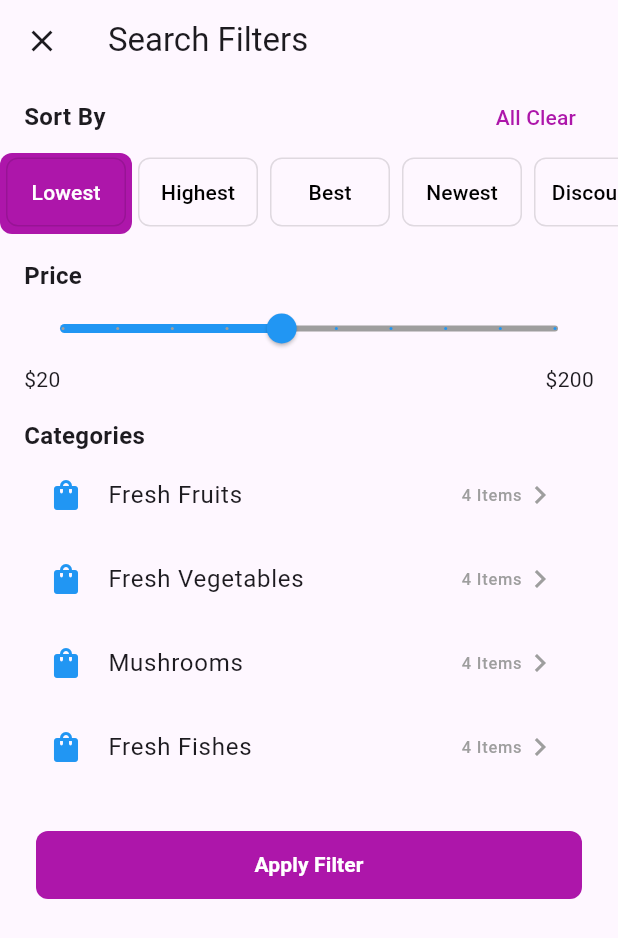
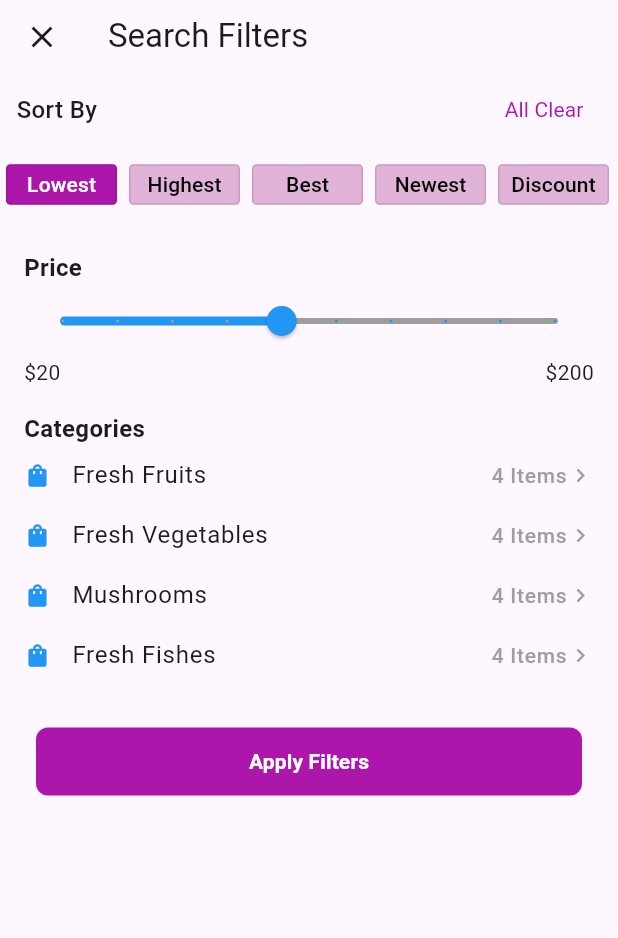
Before and after one commit to avioops/closet_ui, a Flutter app: the screen it shows after launch, on a phone screen of 412 x 824 dp. Shown: the top 938 px of the screen. Run offline on Flutter 3.47's test engine with Material 3 defaults, Android fonts, the phone set to English and light mode, and no system bars; our stand-ins replace dropdown_search, google_fonts.

Commit message:
Selected tabs color change and final touch to filters page UI

```diff
--- a/lib/ui/filter_page.dart
+++ b/lib/ui/filter_page.dart
@@ -6,8 +6,10 @@ class FilterPage extends StatefulWidget {
   _FilterPageState createState() => _FilterPageState();
 }
 
-class _FilterPageState extends State<FilterPage> {
+class _FilterPageState extends State<FilterPage>
+    with SingleTickerProviderStateMixin {
   double _priceValue = 100;
+  late TabController _tabController; // Declare TabController
 
   final List<String> tabTitles = [
     "Lowest",
@@ -27,10 +29,27 @@ class _FilterPageState extends State<FilterPage> {
   ];
 
   @override
+  void initState() {
+    super.initState();
+    _tabController = TabController(length: tabTitles.length, vsync: this);
+
+    // Add a listener to the TabController to update the UI on index change
+    _tabController.addListener(() {
+      if (_tabController.indexIsChanging) {
+        setState(() {});
+      }
+    });
+  }
+
+  @override
+  void dispose() {
+    _tabController.dispose(); // Dispose the TabController
+    super.dispose();
+  }
+
+  @override
   Widget build(BuildContext context) {
-    return DefaultTabController(
-      length: tabTitles.length,
-      child: Scaffold(
+    return Scaffold(
       appBar: AppBar(
         title: Text("Search Filters"),
         leading: IconButton(
@@ -38,14 +57,11 @@ class _FilterPageState extends State<FilterPage> {
           onPressed: () => Navigator.pop(context),
         ),
         bottom: PreferredSize(
-            preferredSize: Size.fromHeight(
-              100,
-            ), // Adjusted height for the space
+          preferredSize: Size.fromHeight(95),
           child: Column(
             children: [
-                // Row for "Sort By" and "All Clear"
               Padding(
-                  padding: const EdgeInsets.symmetric(horizontal: 16.0),
+                padding: const EdgeInsets.symmetric(horizontal: 11.0),
                 child: Row(
                   mainAxisAlignment: MainAxisAlignment.spaceBetween,
                   children: [
@@ -53,38 +69,42 @@ class _FilterPageState extends State<FilterPage> {
                       "Sort By",
                       style: TextStyle(
                         fontSize: 16,
-                          fontWeight: FontWeight.bold,
+                        fontWeight: FontWeight.w500,
                       ),
                     ),
                     TextButton(
                       onPressed: () {},
                       child: Text(
                         "All Clear",
-                          style: TextStyle(color: Color(0xFFAD16AA)),
+                        style: TextStyle(
+                          color: Color(0xFFAD16AA),
+                          fontSize: 14,
+                          fontWeight: FontWeight.w400,
+                        ),
                       ),
                     ),
                   ],
                 ),
               ),
-                // TabBar
+              // TabBar with the controller set to _tabController
               Container(
-                  // color: Color(0xFFFFDBFE),
                 child: TabBar(
+                  dividerColor: Colors.transparent,
+                  controller: _tabController, // Using the TabController
                   tabAlignment: TabAlignment.start,
-                    dividerColor: Colors.transparent,
-                    isScrollable: true, // Disable scrolling for fixed width
-                    labelPadding: EdgeInsets.zero, // Remove default padding
-                    labelColor: Colors.white, // Color for selected tab
+                  isScrollable: true,
+                  labelPadding: EdgeInsets.zero,
+                  labelColor: Colors.white, // Color for selected tab text
                   unselectedLabelColor:
-                        Colors.black, // Color for unselected tab
+                      Colors.black, // Color for unselected tab text
                   indicator: BoxDecoration(
-                      color: Color(0xFFAD16AA), // Selected tab color
-                      borderRadius: BorderRadius.circular(
-                        8,
-                      ), // Rounded corners for indicator
+                    color:
+                        Colors
+                            .transparent, // Transparent indicator (we'll handle it manually)
                   ),
                   tabs:
                       tabTitles.map((title) {
+                        int index = tabTitles.indexOf(title);
                         return Padding(
                           padding: const EdgeInsets.only(
                             top: 3,
@@ -94,23 +114,38 @@ class _FilterPageState extends State<FilterPage> {
                           ),
                           child: Tab(
                             child: Container(
-                                alignment:
-                                    Alignment.center, // Center text in the tab
-                                width: 80, // Fixed width for each tab
+                              alignment: Alignment.center,
+                              width: 74,
+                              height: 27,
                               decoration: BoxDecoration(
                                 border: Border.all(
                                   color: Colors.black12,
                                   width: 1,
-                                  ), // Border for partition
-                                  borderRadius: BorderRadius.circular(
-                                    8,
-                                  ), // Rounded corners
                                 ),
-                                child: Text(title), // Tab title text
+                                borderRadius: BorderRadius.circular(3),
+                                // Conditional background color for selected/unselected tabs
+                                color:
+                                    _tabController.index == index
+                                        ? Color(
+                                          0xFFAD16AA,
+                                        ) // Full purple for selected tab
+                                        : Color(
+                                          0xFFE1B3D9,
+                                        ), // Light purple for unselected tabs
+                              ),
+                              child: Text(
+                                title,
+                                style: TextStyle(
+                                  color:
+                                      _tabController.index == index
+                                          ? Colors.white
+                                          : Colors.black,
+                                ),
+                              ),
                             ),
                           ),
                         );
-                        }).toList(), // Convert iterable to list
+                      }).toList(),
                 ),
               ),
             ],
@@ -118,6 +153,7 @@ class _FilterPageState extends State<FilterPage> {
         ),
       ),
       body: TabBarView(
+        controller: _tabController,
         children: List.generate(tabTitles.length, (index) {
           return Padding(
             padding: EdgeInsets.all(16),
@@ -150,7 +186,6 @@ class _FilterPageState extends State<FilterPage> {
                   "Categories",
                   style: TextStyle(fontSize: 16, fontWeight: FontWeight.bold),
                 ),
-                  // Pass dynamic item count from categories
                 ...categories[index]
                     .map(
                       (item) => _categoryItem(item, categories[index].length),
@@ -159,28 +194,30 @@ class _FilterPageState extends State<FilterPage> {
                 SizedBox(height: 20),
                 SizedBox(
                   width: double.infinity,
-                    child: CustomButton(label: "Apply Filter", onpress: () {}),
+                  child: CustomButton(label: "Apply Filters", onpress: () {}),
                 ),
               ],
             ),
           );
         }),
       ),
-      ),
     );
   }
 
-  // Updated method to receive dynamic item count
   Widget _categoryItem(String title, int itemCount) {
     return ListTile(
-      leading: Icon(Icons.shopping_bag, color: Colors.blue),
+      visualDensity: VisualDensity(horizontal: -4, vertical: -4),
+      contentPadding: EdgeInsets.all(0),
+      leading: Icon(Icons.shopping_bag, color: Colors.blue, size: 18),
       title: Text(title),
       trailing: Row(
         mainAxisSize: MainAxisSize.min,
         children: [
-          // Dynamically show the item count
-          Text("$itemCount Items", style: TextStyle(color: Colors.grey)),
-          Icon(Icons.chevron_right, color: Colors.grey),
+          Text(
+            "$itemCount Items",
+            style: TextStyle(color: Colors.grey, fontSize: 14),
+          ),
+          Icon(Icons.chevron_right, color: Colors.grey, size: 18),
         ],
       ),
       onTap: () {},
```
Lines whose indentation alone changed are shown as unchanged.
